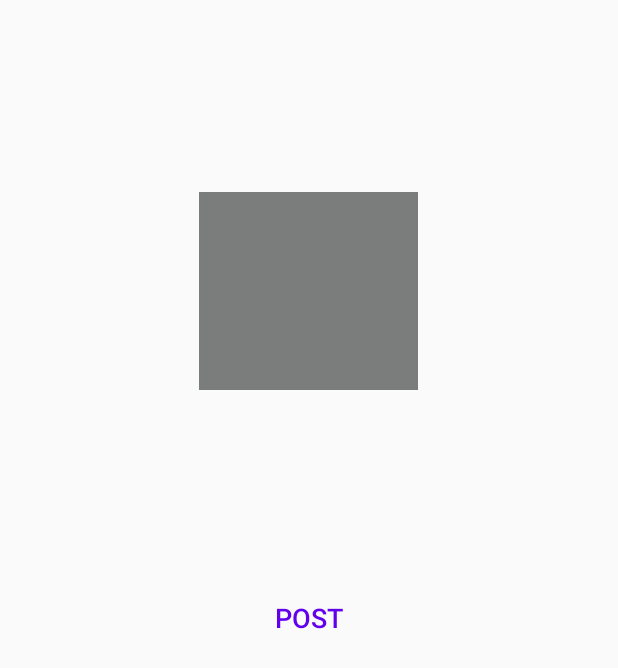
After one commit to Qusid/MilestoneAndriod, an Android app: the UploadFeed screen opened directly, with no data from a screen before it, on a phone screen of 412 x 824 dp. The commit adds this screen. Shown: the top 668 px of the screen. Run offline under Robolectric (Android 15) with nearby library versions, the phone set to English and light mode, and no system bars.

Commit message:
Added feed layout

```diff
--- a/app/src/main/AndroidManifest.xml
+++ b/app/src/main/AndroidManifest.xml
@@ -12,7 +12,8 @@
         android:roundIcon="@mipmap/ic_launcher_round"
         android:supportsRtl="true"
         android:theme="@style/Theme.AppCompat.Light.NoActionBar">
-        <activity android:name=".Feed"></activity>
+        <activity android:name=".UploadFeed"></activity>
+        <activity android:name=".Feed" />
         <activity android:name=".CreateNewProfile" />
         <activity android:name=".MainActivity">
             <intent-filter>
--- /dev/null
+++ b/app/src/main/java/com/example/milestoneandriod/UploadFeed.java
@@ -0,0 +1,13 @@
+package com.example.milestoneandriod;
+
+import android.support.v7.app.AppCompatActivity;
+import android.os.Bundle;
+
+public class UploadFeed extends AppCompatActivity {
+
+    @Override
+    protected void onCreate(Bundle savedInstanceState) {
+        super.onCreate(savedInstanceState);
+        setContentView(R.layout.activity_upload_feed);
+    }
+}
--- /dev/null
+++ b/app/src/main/res/layout/activity_upload_feed.xml
@@ -0,0 +1,35 @@
+<?xml version="1.0" encoding="utf-8"?>
+<android.support.constraint.ConstraintLayout xmlns:android="http://schemas.android.com/apk/res/android"
+    xmlns:app="http://schemas.android.com/apk/res-auto"
+    xmlns:tools="http://schemas.android.com/tools"
+    android:layout_width="match_parent"
+    android:layout_height="match_parent"
+    tools:context=".UploadFeed">
+
+    <ImageView
+        android:id="@+id/imageView2"
+        android:layout_width="146dp"
+        android:layout_height="132dp"
+        android:layout_marginTop="128dp"
+        android:background="@color/colorPrimary"
+        android:contentDescription="@string/todo"
+        app:layout_constraintEnd_toEndOf="parent"
+        app:layout_constraintHorizontal_bias="0.498"
+        app:layout_constraintStart_toStartOf="parent"
+        app:layout_constraintTop_toTopOf="parent" />
+
+    <Button
+        android:id="@+id/button4"
+        style="@style/Widget.AppCompat.Button.Borderless"
+        android:layout_width="wrap_content"
+        android:layout_height="wrap_content"
+        android:text="@string/Post"
+        android:textColor="@color/design_default_color_primary"
+        android:textSize="18sp"
+        app:layout_constraintBottom_toBottomOf="parent"
+        app:layout_constraintEnd_toEndOf="parent"
+        app:layout_constraintStart_toStartOf="parent"
+        app:layout_constraintTop_toTopOf="parent"
+        tools:text="@string/Post" />
+
+</android.support.constraint.ConstraintLayout>
--- a/app/src/main/res/values/colors.xml
+++ b/app/src/main/res/values/colors.xml
@@ -1,6 +1,6 @@
 <?xml version="1.0" encoding="utf-8"?>
 <resources>
-    <color name="colorPrimary">#008577</color>
+    <color name="colorPrimary">#7B7C7C</color>
     <color name="colorPrimaryDark">#00574B</color>
     <color name="colorAccent">#D81B60</color>
 </resources>
--- a/app/src/main/res/values/strings.xml
+++ b/app/src/main/res/values/strings.xml
@@ -11,4 +11,5 @@
     <string name="refresh">Refresh</string>
     <string name="feed">Feed</string>
     <string name="todo">TODO</string>
+    <string name="Post">POST</string>
 </resources>
```
Also changed, not shown: app/src/main/java/com/example/milestoneandriod/Feed.java (+8 -0 lines), app/src/main/res/layout/activity_feed.xml (+12 -0 lines).
